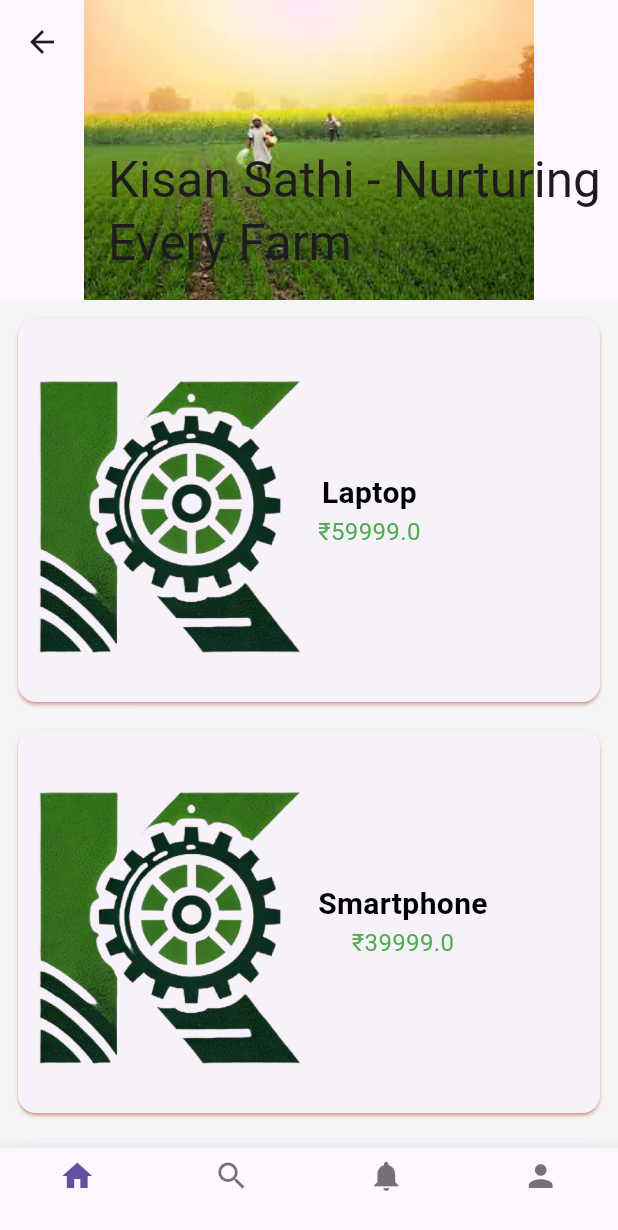
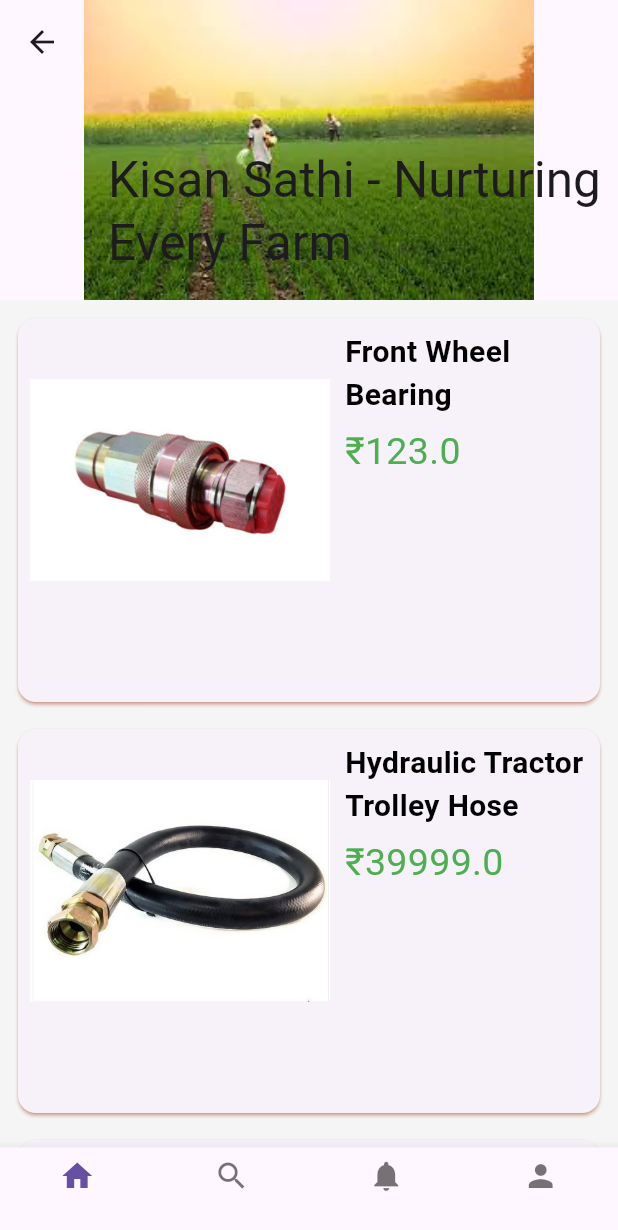
Before and after one commit to Dany4950/kisanSaathi, a Flutter app: the screen it shows after launch, after a tap on "Login/Register", on a phone screen of 412 x 824 dp. Shown: the top 1230 px of the screen. Run offline on Flutter 3.47's test engine with Material 3 defaults, Android fonts, the phone set to English and light mode, and no system bars.

Commit message:
Home page Updated with real data

```diff
--- a/lib/providerModels/prodcut/productTileProvider.dart
+++ b/lib/providerModels/prodcut/productTileProvider.dart
@@ -2,15 +2,78 @@
 
 class ProductProvider extends ChangeNotifier {
   final List<Map<String, dynamic>> _products = [
-    {"id": "1", "name": "Laptop", "price": 59999, "imageUrl": "assets/images/appLogo.png","description":"lorem lorem lorem lorem lorem lorem lorem lorem lorem lorem lorem lorem lorem lorem lorem lorem lorem lorem lorem lorem lorem lorem lorem lorem lorem lorem "},
-    {"id": "2", "name": "Smartphone", "price": 39999, "imageUrl": "assets/images/appLogo.png","description":"lorem lorem lorem lorem lorem lorem lorem lorem lorem lorem lorem lorem lorem lorem lorem lorem lorem lorem lorem lorem lorem lorem lorem lorem lorem lorem "},
-    {"id": "3", "name": "Shoes", "price": 2999, "imageUrl": "assets/images/appLogo.png","description":"lorem lorem lorem lorem lorem lorem lorem lorem lorem lorem lorem lorem lorem lorem lorem lorem lorem lorem lorem lorem lorem lorem lorem lorem lorem lorem "},
-    {"id": "4", "name": "Watch", "price": 4999, "imageUrl": "assets/images/appLogo.png","description":"lorem lorem lorem lorem lorem lorem lorem lorem lorem lorem lorem lorem lorem lorem lorem lorem lorem lorem lorem lorem lorem lorem lorem lorem lorem lorem "},
+    {
+      "id": "1",
+      "name": "Front Wheel Bearing",
+      "price": 123,
+      "imageUrl": "assets/images/Hydrolic Pipe.png",
+      "description": "Tractor Hydraulic Male Female Coupling "
+          " Size =1/2 ,3/4 Inches"
+          " , Material = Mild Steel"
+          "Thread Size = 1/2,3/4"
+    },
+    {
+      "id": "2",
+      "name": "Hydraulic Tractor Trolley Hose",
+      "price": 39999,
+      "imageUrl": "assets/images/Hydraulic Tractor Trolley Hose.png",
+      "description": "Type : Hydraulic "
+          " Model Name/Number : tractor/trolley "
+          "Working Pressure : 2610"
+          "Diameter : 1 to 3 inch, 3/8"
+    },
+    {
+      "id": "3",
+      "name": "Oil Filter",
+      "price": 2999,
+      "imageUrl": "assets/images/Oil Filter.png",
+      "description":
+          "lorem lorem lorem lorem lorem lorem lorem lorem lorem lorem lorem lorem lorem lorem lorem lorem lorem lorem lorem lorem lorem lorem lorem lorem lorem lorem "
+    },
+    {
+      "id": "4",
+      "name": "Checknut",
+      "price": 4999,
+      "imageUrl": "assets/images/Checknut.png",
+      "description": "Material : Mild Steel"
+          "Thread Size (inch) : M6"
+          "Product Shape :Round"
+    },
+    {
+      "id": "5",
+      "name": "Center Pin",
+      "price": 4999,
+      "imageUrl": "assets/images/Center Pin.png",
+      "description": "Material : Mild Steel"
+          "Thread Size (inch) : -"
+          "Product Shape : pin "
+    },
+    {
+      "id": "6",
+      "name": "Break Paddle",
+      "price": 4999,
+      "imageUrl": "assets/images/Break Paddle.png",
+      "description": "Size : 8 inch "
+          "Material : Mild Steel"
+          "Features  :  Rust Proof "
+          "Usage  : Tractor "
+    },
+    {
+      "id": "7",
+      "name": "Engine Oil Filter",
+      "price": 4999,
+      "imageUrl": "assets/images/ Engine Oil Filter.png",
+      "description": "Size : 8 inch "
+          "Material : Mild Steel"
+          "Features  :  Rust Proof "
+          "Usage  : Tractor "
+    },
   ];
 
   List<Map<String, dynamic>> get products => _products;
 
   Map<String, dynamic>? getProductById(String id) {
-    return _products.firstWhere((product) => product['id'] == id, orElse: () => {});
+    return _products.firstWhere((product) => product['id'] == id,
+        orElse: () => {});
   }
 }
--- a/lib/screens/user/cart/finalBilling.dart
+++ b/lib/screens/user/cart/finalBilling.dart
@@ -167,7 +167,7 @@
                 onPressed: () async {
                   ScaffoldMessenger.of(context).showSnackBar(
                     const SnackBar(
-                      content: Text('Order places successfully '),
+                      content: Text('Order placed successfully '),
                       backgroundColor: Colors.blueAccent,
                       duration: Duration(seconds: 3),
                     ),
--- a/lib/screens/user/notification/notificationScreen.dart
+++ b/lib/screens/user/notification/notificationScreen.dart
@@ -1,10 +1,22 @@
 import 'package:flutter/material.dart';
+import 'package:kisan_saathi/utils/appbar.dart';
 
 class Notificationscreen extends StatelessWidget {
-  const Notificationscreen({super.key});
+  const Notificationscreen(
+
+
+
+    {
+    super.key});
 
   @override
   Widget build(BuildContext context) {
-    return const Placeholder();
+    return const Scaffold(
+      body: Column(
+        children: [
+
+        ],
+      ),
+    );
   }
 }
--- a/lib/utils/widgets/productTile.dart
+++ b/lib/utils/widgets/productTile.dart
@@ -5,32 +5,61 @@
   final String name;
   final double price;
 
-
   const ProductTile({
     Key? key,
     required this.imageUrl,
     required this.name,
     required this.price,
-
   }) : super(key: key);
 
   @override
   Widget build(BuildContext context) {
     return Card(
       shadowColor: Colors.deepOrangeAccent,
+      child: Padding(
+        padding: const EdgeInsets.all(8.0), // Adding padding for better spacing
         child: Row(
+          crossAxisAlignment: CrossAxisAlignment.start,
           children: [
-          Image.asset(imageUrl, height: 200, width: 200, fit: BoxFit.cover),
-          Column(
-            mainAxisAlignment: MainAxisAlignment.center,
+            // Image with fixed size
+            ClipRRect(
+              borderRadius: BorderRadius.circular(20),
+              child: Image.asset(
+                imageUrl,
+                height: 200,
+                width: 200,
+                fit: BoxFit.contain,
+              ),
+            ),
+            const SizedBox(width: 10), // Space between image and text
+            // Text section to expand and wrap if needed
+            Expanded(
+              child: Column(
+                crossAxisAlignment: CrossAxisAlignment.start,
                 children: [
-              Text(name,
-                  style: TextStyle(fontSize: 20, fontWeight: FontWeight.bold)),
-              Text('₹$price',
-                  style: TextStyle(fontSize: 16, color: Colors.green)),
+                  Text(
+                    name,
+                    style: const TextStyle(
+                      fontSize: 20,
+                      fontWeight: FontWeight.bold,
+                    ),
+                    softWrap: true,
+                    maxLines: 3,
+                    overflow: TextOverflow.ellipsis,
+                  ),
+                  const SizedBox(height: 5),
+                  Text(
+                    '₹$price',
+                    style: const TextStyle(
+                      fontSize: 25,
+                      color: Colors.green,
+                    ),
+                  ),
                 ],
               ),
+            ),
           ],
+        ),
       ),
     );
   }
```
Also changed, not shown: lib/screens/user/homepage/HomeScreen.dart (+3 -5 lines), assets/images/ Engine Oil Filter.png (added), assets/images/Break Paddle.png (added), assets/images/Center Pin.png (added), assets/images/Checknut.png (added), assets/images/Hydraulic Tractor Trolley Hose.png (added), assets/images/Hydrolic Pipe.png (added), assets/images/Oil Filter.png (added). Lines whose indentation alone changed are shown as unchanged.
